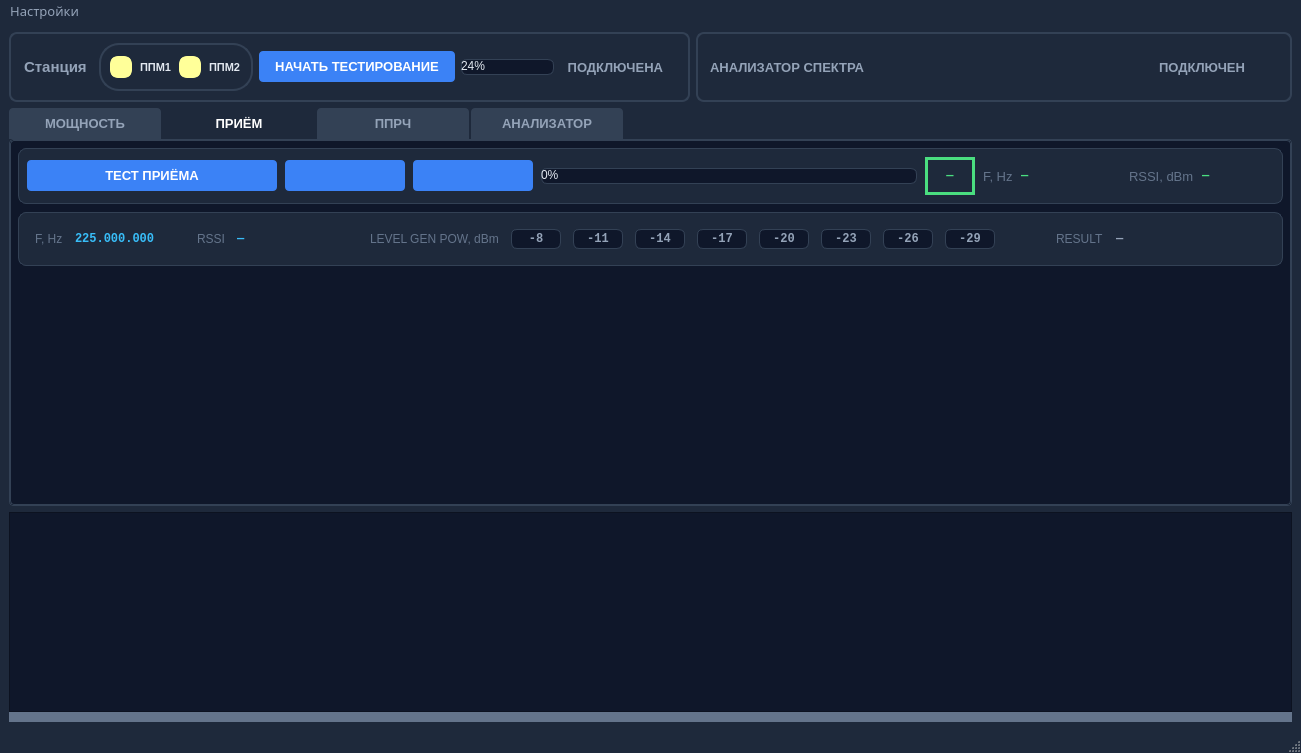
This is mainwindow.ui in vitalisimys/Check_station as Qt 5 draws it before an edit. The edited form follows.
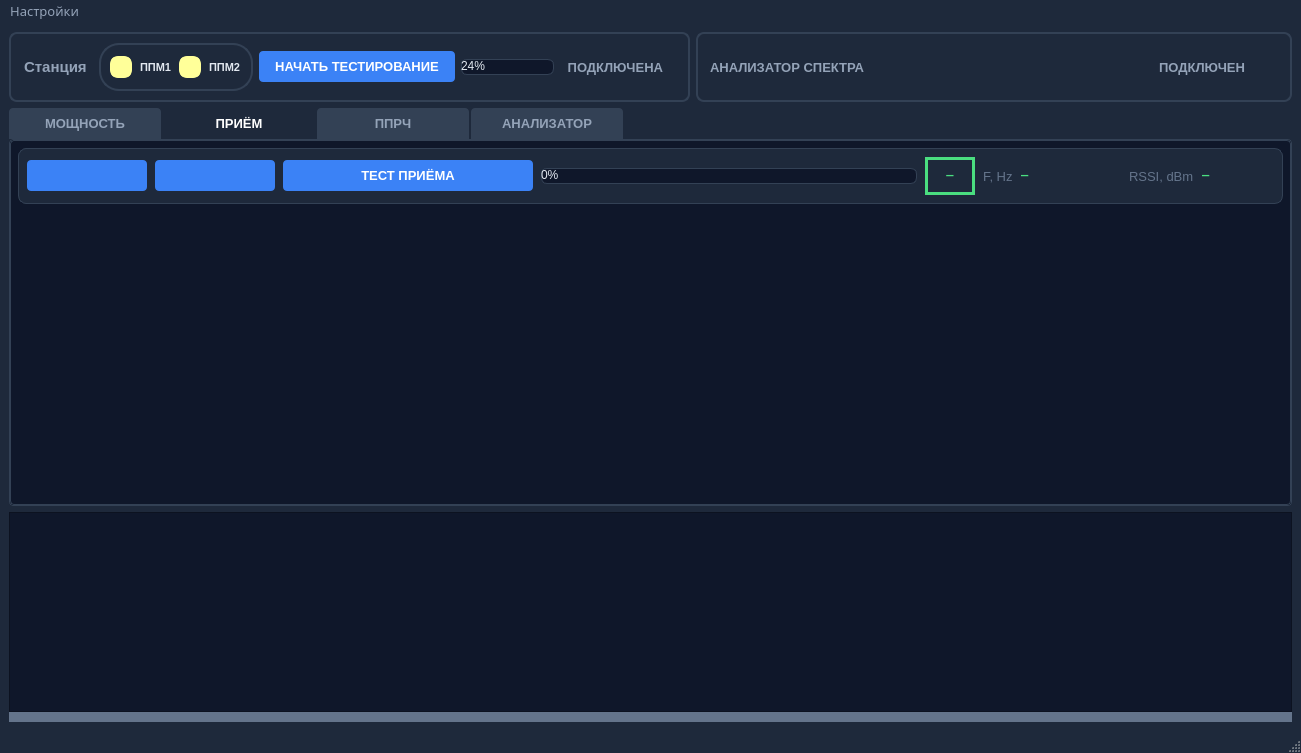
This is the edited form. Icons and pictures are not drawn. Custom widgets are drawn as their Qt base class.

Commit message: Добавлена форма для полосок частот в тесте приёма

```diff
--- a/mainwindow.ui
+++ b/mainwindow.ui
@@ -991,6 +991,90 @@
                 <number>8</number>
                </property>
                <item>
+                <widget class="QPushButton" name="pushButtonRecieveTestPause">
+                 <property name="minimumSize">
+                  <size>
+                   <width>120</width>
+                   <height>0</height>
+                  </size>
+                 </property>
+                 <property name="maximumSize">
+                  <size>
+                   <width>125</width>
+                   <height>16777215</height>
+                  </size>
+                 </property>
+                 <property name="font">
+                  <font>
+                   <pointsize>10</pointsize>
+                   <bold>true</bold>
+                  </font>
+                 </property>
+                 <property name="visible">
+                  <bool>false</bool>
+                 </property>
+                 <property name="styleSheet">
+                  <string notr="true">QPushButton {
+    background-color: #3b82f6;
+    color: white;
+    border: none;
+    padding: 8px 16px;
+    border-radius: 4px;
+    font-weight: bold;
+}
+QPushButton:hover { background-color: #2563eb; }
+QPushButton:pressed { background-color: #1d4ed8; }
+QPushButton:disabled { background-color: #475569; color: #94a3b8; border: none; padding: 8px 16px; }</string>
+                 </property>
+                 <property name="text">
+                  <string/>
+                 </property>
+                </widget>
+               </item>
+               <item>
+                <widget class="QPushButton" name="pushButtonRecieveTestStop">
+                 <property name="minimumSize">
+                  <size>
+                   <width>120</width>
+                   <height>0</height>
+                  </size>
+                 </property>
+                 <property name="maximumSize">
+                  <size>
+                   <width>125</width>
+                   <height>16777215</height>
+                  </size>
+                 </property>
+                 <property name="font">
+                  <font>
+                   <pointsize>10</pointsize>
+                   <bold>true</bold>
+                  </font>
+                 </property>
+                 <property name="visible">
+                  <bool>false</bool>
+                 </property>
+                 <property name="styleSheet">
+                  <string notr="true">QPushButton {
+    background-color: #3b82f6;
+    color: white;
+    border: none;
+    padding: 8px 16px;
+    border-radius: 4px;
+    font-weight: bold;
+}
+QPushButton:hover { background-color: #2563eb; }
+QPushButton:pressed { background-color: #1d4ed8; }
+QPushButton:disabled { background-color: #475569; color: #94a3b8; border: none; padding: 8px 16px; }</string>
+                 </property>
+                 <property name="text">
+                  <string/>
+                 </property>
+                </widget>
+               </item>
+               <item>
+                <layout class="QHBoxLayout" name="horizontalLayout_23">
+                 <item>
                 <widget class="QPushButton" name="pushButtonStartTestingRecieve">
                  <property name="minimumSize">
                   <size>
@@ -1042,88 +1126,6 @@
                  </property>
                 </widget>
                </item>
-               <item>
-                <widget class="QPushButton" name="pushButtonRecieveTestPause">
-                 <property name="minimumSize">
-                  <size>
-                   <width>120</width>
-                   <height>0</height>
-                  </size>
-                 </property>
-                 <property name="maximumSize">
-                  <size>
-                   <width>125</width>
-                   <height>16777215</height>
-                  </size>
-                 </property>
-                 <property name="font">
-                  <font>
-                   <pointsize>10</pointsize>
-                   <bold>true</bold>
-                  </font>
-                 </property>
-                 <property name="visible">
-                  <bool>false</bool>
-                 </property>
-                 <property name="styleSheet">
-                  <string notr="true">QPushButton {
-    background-color: #3b82f6;
-    color: white;
-    border: none;
-    padding: 8px 16px;
-    border-radius: 4px;
-    font-weight: bold;
-}
-QPushButton:hover { background-color: #2563eb; }
-QPushButton:pressed { background-color: #1d4ed8; }
-QPushButton:disabled { background-color: #475569; color: #94a3b8; border: none; padding: 8px 16px; }</string>
-                 </property>
-                 <property name="text">
-                  <string/>
-                 </property>
-                </widget>
-               </item>
-               <item>
-                <widget class="QPushButton" name="pushButtonRecieveTestStop">
-                 <property name="minimumSize">
-                  <size>
-                   <width>120</width>
-                   <height>0</height>
-                  </size>
-                 </property>
-                 <property name="maximumSize">
-                  <size>
-                   <width>125</width>
-                   <height>16777215</height>
-                  </size>
-                 </property>
-                 <property name="font">
-                  <font>
-                   <pointsize>10</pointsize>
-                   <bold>true</bold>
-                  </font>
-                 </property>
-                 <property name="visible">
-                  <bool>false</bool>
-                 </property>
-                 <property name="styleSheet">
-                  <string notr="true">QPushButton {
-    background-color: #3b82f6;
-    color: white;
-    border: none;
-    padding: 8px 16px;
-    border-radius: 4px;
-    font-weight: bold;
-}
-QPushButton:hover { background-color: #2563eb; }
-QPushButton:pressed { background-color: #1d4ed8; }
-QPushButton:disabled { background-color: #475569; color: #94a3b8; border: none; padding: 8px 16px; }</string>
-                 </property>
-                 <property name="text">
-                  <string/>
-                 </property>
-                </widget>
-               </item>
                <item>
                 <widget class="QProgressBar" name="progressBarRecieve">
                  <property name="minimumSize">
@@ -1143,6 +1145,10 @@
                  </property>
                 </widget>
                </item>
+                </layout>
+               </item>
+               <item>
+                <layout class="QHBoxLayout" name="horizontalLayout_20">
                <item>
                 <widget class="QFrame" name="frameRecievePPMStatus">
                  <property name="minimumSize">
@@ -1251,309 +1257,6 @@
                 </widget>
                </item>
               </layout>
-             </widget>
-            </item>
-            <item>
-             <widget class="QFrame" name="frameRecieveResult">
-              <property name="styleSheet">
-               <string notr="true">#frameRecieveResult {
-    background-color: #1e293b;
-    border-radius: 8px;
-    border: 1px solid #334155;
-    padding: 4px;
-}</string>
-              </property>
-              <property name="frameShape">
-               <enum>QFrame::StyledPanel</enum>
-              </property>
-              <property name="frameShadow">
-               <enum>QFrame::Plain</enum>
-              </property>
-              <layout class="QHBoxLayout" name="horizontalLayout_recieve_result">
-               <property name="spacing">
-                <number>12</number>
-               </property>
-               <property name="leftMargin">
-                <number>12</number>
-               </property>
-               <property name="topMargin">
-                <number>12</number>
-               </property>
-               <property name="rightMargin">
-                <number>12</number>
-               </property>
-               <property name="bottomMargin">
-                <number>12</number>
-               </property>
-               <item>
-                <widget class="QLabel" name="labelRecieveRSSIBaselineCaption">
-                 <property name="styleSheet">
-                  <string notr="true">color: #64748b;</string>
-                 </property>
-                 <property name="text">
-                  <string>F, Hz</string>
-                 </property>
-                </widget>
-               </item>
-               <item>
-                <widget class="QLabel" name="labelRecieveFreqTest225">
-                 <property name="minimumSize">
-                  <size>
-                   <width>110</width>
-                   <height>0</height>
-                  </size>
-                 </property>
-                 <property name="styleSheet">
-                  <string notr="true">color: #38bdf8; font-family: Consolas; font-weight: bold;</string>
-                 </property>
-                 <property name="text">
-                  <string>225.000.000</string>
-                 </property>
-                </widget>
-               </item>
-               <item>
-                <widget class="QLabel" name="labelRecieve225RssiCaption">
-                 <property name="styleSheet">
-                  <string notr="true">color: #64748b;</string>
-                 </property>
-                 <property name="text">
-                  <string>RSSI</string>
-                 </property>
-                </widget>
-               </item>
-               <item>
-                <widget class="QLabel" name="labelRecieve225RSSIValue">
-                 <property name="minimumSize">
-                  <size>
-                   <width>72</width>
-                   <height>0</height>
-                  </size>
-                 </property>
-                 <property name="styleSheet">
-                  <string notr="true">color: #38bdf8; font-family: Consolas; font-weight: bold;</string>
-                 </property>
-                 <property name="text">
-                  <string>—</string>
-                 </property>
-                </widget>
-               </item>
-               <item>
-                <spacer name="horizontalSpacer_recieve_2">
-                 <property name="orientation">
-                  <enum>Qt::Horizontal</enum>
-                 </property>
-                 <property name="sizeHint" stdset="0">
-                  <size>
-                   <width>40</width>
-                   <height>20</height>
-                  </size>
-                 </property>
-                </spacer>
-               </item>
-               <item>
-                <widget class="QLabel" name="labelRecieveLevelsCaption">
-                 <property name="styleSheet">
-                  <string notr="true">color: #64748b;</string>
-                 </property>
-                 <property name="text">
-                  <string>LEVEL GEN POW, dBm</string>
-                 </property>
-                </widget>
-               </item>
-               <item>
-                <layout class="QHBoxLayout" name="horizontalLayout_recieve_levels_225">
-                 <item>
-                  <widget class="QLabel" name="labelRecieve225LvlM8">
-                   <property name="minimumSize">
-                    <size>
-                     <width>50</width>
-                     <height>0</height>
-                    </size>
-                   </property>
-                   <property name="styleSheet">
-                    <string notr="true">color:#94a3b8; background-color:#0f172a; border:1px solid #334155; border-radius:6px; padding:2px 8px; font-family:Consolas; font-weight:bold;</string>
-                   </property>
-                   <property name="text">
-                    <string>-8</string>
-                   </property>
-                   <property name="alignment">
-                    <set>Qt::AlignCenter</set>
-                   </property>
-                  </widget>
-                 </item>
-                 <item>
-                  <widget class="QLabel" name="labelRecieve225LvlM11">
-                   <property name="minimumSize">
-                    <size>
-                     <width>50</width>
-                     <height>0</height>
-                    </size>
-                   </property>
-                   <property name="styleSheet">
-                    <string notr="true">color:#94a3b8; background-color:#0f172a; border:1px solid #334155; border-radius:6px; padding:2px 8px; font-family:Consolas; font-weight:bold;</string>
-                   </property>
-                   <property name="text">
-                    <string>-11</string>
-                   </property>
-                   <property name="alignment">
-                    <set>Qt::AlignCenter</set>
-                   </property>
-                  </widget>
-                 </item>
-                 <item>
-                  <widget class="QLabel" name="labelRecieve225LvlM14">
-                   <property name="minimumSize">
-                    <size>
-                     <width>50</width>
-                     <height>0</height>
-                    </size>
-                   </property>
-                   <property name="styleSheet">
-                    <string notr="true">color:#94a3b8; background-color:#0f172a; border:1px solid #334155; border-radius:6px; padding:2px 8px; font-family:Consolas; font-weight:bold;</string>
-                   </property>
-                   <property name="text">
-                    <string>-14</string>
-                   </property>
-                   <property name="alignment">
-                    <set>Qt::AlignCenter</set>
-                   </property>
-                  </widget>
-                 </item>
-                 <item>
-                  <widget class="QLabel" name="labelRecieve225LvlM17">
-                   <property name="minimumSize">
-                    <size>
-                     <width>50</width>
-                     <height>0</height>
-                    </size>
-                   </property>
-                   <property name="styleSheet">
-                    <string notr="true">color:#94a3b8; background-color:#0f172a; border:1px solid #334155; border-radius:6px; padding:2px 8px; font-family:Consolas; font-weight:bold;</string>
-                   </property>
-                   <property name="text">
-                    <string>-17</string>
-                   </property>
-                   <property name="alignment">
-                    <set>Qt::AlignCenter</set>
-                   </property>
-                  </widget>
-                 </item>
-                 <item>
-                  <widget class="QLabel" name="labelRecieve225LvlM20">
-                   <property name="minimumSize">
-                    <size>
-                     <width>50</width>
-                     <height>0</height>
-                    </size>
-                   </property>
-                   <property name="styleSheet">
-                    <string notr="true">color:#94a3b8; background-color:#0f172a; border:1px solid #334155; border-radius:6px; padding:2px 8px; font-family:Consolas; font-weight:bold;</string>
-                   </property>
-                   <property name="text">
-                    <string>-20</string>
-                   </property>
-                   <property name="alignment">
-                    <set>Qt::AlignCenter</set>
-                   </property>
-                  </widget>
-                 </item>
-                 <item>
-                  <widget class="QLabel" name="labelRecieve225LvlM23">
-                   <property name="minimumSize">
-                    <size>
-                     <width>50</width>
-                     <height>0</height>
-                    </size>
-                   </property>
-                   <property name="styleSheet">
-                    <string notr="true">color:#94a3b8; background-color:#0f172a; border:1px solid #334155; border-radius:6px; padding:2px 8px; font-family:Consolas; font-weight:bold;</string>
-                   </property>
-                   <property name="text">
-                    <string>-23</string>
-                   </property>
-                   <property name="alignment">
-                    <set>Qt::AlignCenter</set>
-                   </property>
-                  </widget>
-                 </item>
-                 <item>
-                  <widget class="QLabel" name="labelRecieve225LvlM26">
-                   <property name="minimumSize">
-                    <size>
-                     <width>50</width>
-                     <height>0</height>
-                    </size>
-                   </property>
-                   <property name="styleSheet">
-                    <string notr="true">color:#94a3b8; background-color:#0f172a; border:1px solid #334155; border-radius:6px; padding:2px 8px; font-family:Consolas; font-weight:bold;</string>
-                   </property>
-                   <property name="text">
-                    <string>-26</string>
-                   </property>
-                   <property name="alignment">
-                    <set>Qt::AlignCenter</set>
-                   </property>
-                  </widget>
-                 </item>
-                 <item>
-                  <widget class="QLabel" name="labelRecieve225LvlM29">
-                   <property name="minimumSize">
-                    <size>
-                     <width>50</width>
-                     <height>0</height>
-                    </size>
-                   </property>
-                   <property name="styleSheet">
-                    <string notr="true">color:#94a3b8; background-color:#0f172a; border:1px solid #334155; border-radius:6px; padding:2px 8px; font-family:Consolas; font-weight:bold;</string>
-                   </property>
-                   <property name="text">
-                    <string>-29</string>
-                   </property>
-                   <property name="alignment">
-                    <set>Qt::AlignCenter</set>
-                   </property>
-                  </widget>
-                 </item>
-                </layout>
-               </item>
-               <item>
-                <spacer name="horizontalSpacer_recieve_3">
-                 <property name="orientation">
-                  <enum>Qt::Horizontal</enum>
-                 </property>
-                 <property name="sizeHint" stdset="0">
-                  <size>
-                   <width>40</width>
-                   <height>20</height>
-                  </size>
-                 </property>
-                </spacer>
-               </item>
-               <item>
-                <widget class="QLabel" name="labelRecieveResultCaption">
-                 <property name="styleSheet">
-                  <string notr="true">color: #64748b;</string>
-                 </property>
-                 <property name="text">
-                  <string>RESULT</string>
-                 </property>
-                </widget>
-               </item>
-               <item>
-                <widget class="QLabel" name="labelRecieveResultValue">
-                 <property name="minimumSize">
-                  <size>
-                   <width>150</width>
-                   <height>0</height>
-                  </size>
-                 </property>
-                 <property name="styleSheet">
-                  <string notr="true">color: #94a3b8; font-family: Consolas; font-weight: bold;</string>
-                 </property>
-                 <property name="text">
-                  <string>—</string>
-                 </property>
-                </widget>
                </item>
               </layout>
              </widget>
```
Lines whose indentation alone changed are shown as unchanged. The commit also changes 3 other files.
